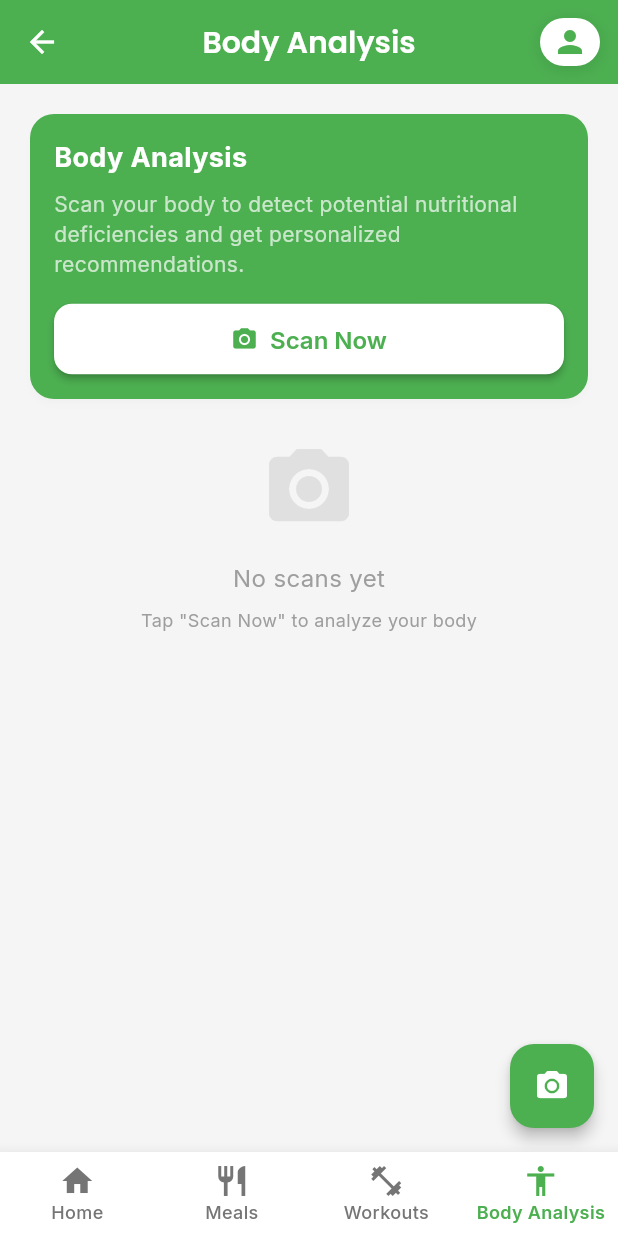
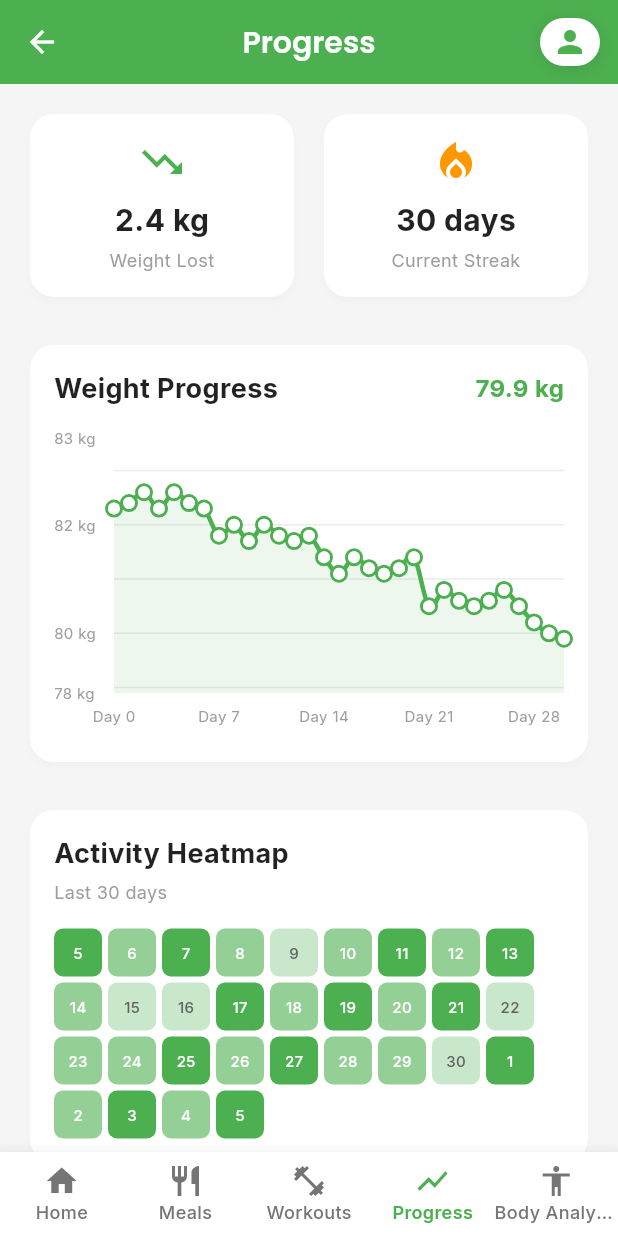
Before and after one commit to yousefwael0/nutrifit, a Flutter app: the HomeScreen screen opened by its route, item 4 of the bottom bar chosen, on a phone screen of 412 x 824 dp. Run offline on Flutter 3.47's test engine with Material 3 defaults, Android fonts, the phone set to English and light mode, and no system bars; drawn by our look-alikes of fl_chart; our stand-ins replace cached_network_image, flutter_animate, google_fonts, image_picker, shared_preferences; accounts and stored records are empty; network calls fail.

Commit message:
feat: Add Progress tracking feature with charts and demo data

```diff
--- a/lib/main.dart
+++ b/lib/main.dart
@@ -52,6 +52,7 @@ class NutriFitApp extends StatelessWidget {
       providers: [
         ChangeNotifierProvider(create: (_) => UserProvider()),
         ChangeNotifierProvider(create: (_) => FavoritesProvider()),
+        ChangeNotifierProvider(create: (_) => ProgressProvider()),
       ],
       child: MaterialApp(
         title: 'NutriFit',
--- a/lib/models/models.dart
+++ b/lib/models/models.dart
@@ -224,3 +224,92 @@ class MalnutritionResult {
         confidence: (json['confidence'] as num).toDouble(),
       );
 }
+
+/// Weight entry for tracking progress
+class WeightEntry {
+  final DateTime date;
+  final double weight; // kg
+  final String? note;
+
+  WeightEntry({
+    required this.date,
+    required this.weight,
+    this.note,
+  });
+
+  Map<String, dynamic> toJson() => {
+        'date': date.toIso8601String(),
+        'weight': weight,
+        'note': note,
+      };
+
+  factory WeightEntry.fromJson(Map<String, dynamic> json) => WeightEntry(
+        date: DateTime.parse(json['date'] as String),
+        weight: (json['weight'] as num).toDouble(),
+        note: json['note'] as String?,
+      );
+}
+
+/// Activity entry for calendar heatmap
+class ActivityEntry {
+  final DateTime date;
+  final int workoutsCompleted;
+  final int mealsLogged;
+  final double caloriesBurned;
+
+  ActivityEntry({
+    required this.date,
+    required this.workoutsCompleted,
+    required this.mealsLogged,
+    required this.caloriesBurned,
+  });
+
+  int get activityScore => workoutsCompleted + mealsLogged;
+
+  Map<String, dynamic> toJson() => {
+        'date': date.toIso8601String(),
+        'workoutsCompleted': workoutsCompleted,
+        'mealsLogged': mealsLogged,
+        'caloriesBurned': caloriesBurned,
+      };
+
+  factory ActivityEntry.fromJson(Map<String, dynamic> json) => ActivityEntry(
+        date: DateTime.parse(json['date'] as String),
+        workoutsCompleted: json['workoutsCompleted'] as int,
+        mealsLogged: json['mealsLogged'] as int,
+        caloriesBurned: (json['caloriesBurned'] as num).toDouble(),
+      );
+}
+
+/// Daily nutrition summary
+class DailyNutrition {
+  final DateTime date;
+  final double calories;
+  final double protein;
+  final double carbs;
+  final double fats;
+
+  DailyNutrition({
+    required this.date,
+    required this.calories,
+    required this.protein,
+    required this.carbs,
+    required this.fats,
+  });
+
+  Map<String, dynamic> toJson() => {
+        'date': date.toIso8601String(),
+        'calories': calories,
+        'protein': protein,
+        'carbs': carbs,
+        'fats': fats,
+      };
+
+  factory DailyNutrition.fromJson(Map<String, dynamic> json) => DailyNutrition(
+        date: DateTime.parse(json['date'] as String),
+        calories: (json['calories'] as num).toDouble(),
+        protein: (json['protein'] as num).toDouble(),
+        carbs: (json['carbs'] as num).toDouble(),
+        fats: (json['fats'] as num).toDouble(),
+      );
+}
--- a/lib/providers/providers.dart
+++ b/lib/providers/providers.dart
@@ -115,3 +115,159 @@ class RecentsProvider extends ChangeNotifier {
     notifyListeners();
   }
 }
+
+/// Provider for managing progress tracking with demo data
+class ProgressProvider extends ChangeNotifier {
+  final List<WeightEntry> _weightHistory = [];
+  final List<ActivityEntry> _activityHistory = [];
+  final List<DailyNutrition> _nutritionHistory = [];
+
+  List<WeightEntry> get weightHistory => _weightHistory;
+  List<ActivityEntry> get activityHistory => _activityHistory;
+  List<DailyNutrition> get nutritionHistory => _nutritionHistory;
+
+  /// Initialize with demo data for presentation
+  void initializeDemoData() {
+    _generateDemoWeightData();
+    _generateDemoActivityData();
+    _generateDemoNutritionData();
+    notifyListeners();
+  }
+
+  /// Generate 30 days of realistic weight tracking
+  void _generateDemoWeightData() {
+    _weightHistory.clear();
+    final startDate = DateTime.now().subtract(const Duration(days: 30));
+    double currentWeight = 82.5; // Starting weight
+
+    for (int i = 0; i <= 30; i++) {
+      final date = startDate.add(Duration(days: i));
+
+      // Realistic weight loss: -0.5 to -0.8 kg per week with fluctuations
+      if (i % 7 == 0 && i > 0) {
+        currentWeight -= 0.6; // Weekly average loss
+      }
+
+      // Daily fluctuations (-0.3 to +0.2 kg)
+      final dailyVariation = (i % 3 == 0) ? -0.2 : ((i % 2 == 0) ? 0.1 : -0.1);
+      final weight = currentWeight + dailyVariation;
+
+      _weightHistory.add(WeightEntry(
+        date: date,
+        weight: double.parse(weight.toStringAsFixed(1)),
+        note: i == 0
+            ? 'Starting weight'
+            : (i % 7 == 0 ? 'Weekly check-in' : null),
+      ));
+    }
+  }
+
+  /// Generate 30 days of activity data
+  void _generateDemoActivityData() {
+    _activityHistory.clear();
+    final startDate = DateTime.now().subtract(const Duration(days: 30));
+
+    for (int i = 0; i <= 30; i++) {
+      final date = startDate.add(Duration(days: i));
+
+      // Most active on weekdays, less on weekends
+      final isWeekend =
+          date.weekday == DateTime.saturday || date.weekday == DateTime.sunday;
+
+      final workouts = isWeekend ? (i % 3 == 0 ? 1 : 0) : (i % 2 == 0 ? 2 : 1);
+      final meals = isWeekend ? 2 : 3;
+      final calories = workouts * 250.0 + (i % 4 == 0 ? 100 : 0);
+
+      _activityHistory.add(ActivityEntry(
+        date: date,
+        workoutsCompleted: workouts,
+        mealsLogged: meals,
+        caloriesBurned: calories,
+      ));
+    }
+  }
+
+  /// Generate 7 days of nutrition data
+  void _generateDemoNutritionData() {
+    _nutritionHistory.clear();
+    final startDate = DateTime.now().subtract(const Duration(days: 7));
+
+    for (int i = 0; i <= 7; i++) {
+      final date = startDate.add(Duration(days: i));
+
+      // Realistic daily macros
+      final calories = 1800 + (i % 3) * 100 - (i % 2) * 50;
+      final protein = 120 + (i % 4) * 10;
+      final carbs = 180 + (i % 3) * 20;
+      final fats = 60 + (i % 2) * 5;
+
+      _nutritionHistory.add(DailyNutrition(
+        date: date,
+        calories: calories.toDouble(),
+        protein: protein.toDouble(),
+        carbs: carbs.toDouble(),
+        fats: fats.toDouble(),
+      ));
+    }
+  }
+
+  /// Get current weight
+  double? get currentWeight =>
+      _weightHistory.isNotEmpty ? _weightHistory.last.weight : null;
+
+  /// Get starting weight
+  double? get startingWeight =>
+      _weightHistory.isNotEmpty ? _weightHistory.first.weight : null;
+
+  /// Get total weight lost
+  double get weightLost {
+    if (_weightHistory.length < 2) return 0;
+    return startingWeight! - currentWeight!;
+  }
+
+  /// Get this week's activity count
+  int get thisWeekWorkouts {
+    final weekAgo = DateTime.now().subtract(const Duration(days: 7));
+    return _activityHistory
+        .where((entry) => entry.date.isAfter(weekAgo))
+        .fold(0, (sum, entry) => sum + entry.workoutsCompleted);
+  }
+
+  /// Get this week's calories burned
+  double get thisWeekCalories {
+    final weekAgo = DateTime.now().subtract(const Duration(days: 7));
+    return _activityHistory
+        .where((entry) => entry.date.isAfter(weekAgo))
+        .fold(0.0, (sum, entry) => sum + entry.caloriesBurned);
+  }
+
+  /// Get current streak (consecutive days with activity)
+  int get currentStreak {
+    if (_activityHistory.isEmpty) return 0;
+
+    int streak = 0;
+    final now = DateTime.now();
+
+    for (int i = 0; i < 30; i++) {
+      final checkDate = now.subtract(Duration(days: i));
+      final activity = _activityHistory.firstWhere(
+        (entry) =>
+            entry.date.day == checkDate.day &&
+            entry.date.month == checkDate.month,
+        orElse: () => ActivityEntry(
+            date: checkDate,
+            workoutsCompleted: 0,
+            mealsLogged: 0,
+            caloriesBurned: 0),
+      );
+
+      if (activity.activityScore > 0) {
+        streak++;
+      } else {
+        break;
+      }
+    }
+
+    return streak;
+  }
+}
--- a/lib/screens/home_screen.dart
+++ b/lib/screens/home_screen.dart
@@ -4,6 +4,7 @@ import 'package:nutrifit/providers/providers.dart';
 import 'package:nutrifit/screens/tabs/home_tab.dart';
 import 'package:nutrifit/screens/tabs/meals_tab.dart';
 import 'package:nutrifit/screens/tabs/workout_tab.dart';
+import 'package:nutrifit/screens/tabs/progress_tab.dart'; // ✅ New import
 import 'package:nutrifit/screens/tabs/malnutrition_tab.dart';
 import 'package:nutrifit/screens/settings_screen.dart';
 
@@ -21,24 +22,29 @@ class _HomeScreenState extends State<HomeScreen>
   late AnimationController _animationController;
   late Animation<double> _animation;
 
-  // Screens for each tab
+  // ✅ Updated screens - added ProgressTab
   late final List<Widget> _screens = const [
     HomeTab(),
     MealsTab(),
     WorkoutTab(),
+    ProgressTab(), // ✅ New tab
     MalnutritionTab(),
   ];
 
+  // ✅ Updated titles and icons
   final List<String> _tabTitles = [
     'Home',
     'Meals',
     'Workouts',
+    'Progress', // ✅ New
     'Body Analysis'
   ];
+
   final List<IconData> _tabIcons = [
     Icons.home,
     Icons.restaurant,
     Icons.fitness_center,
+    Icons.show_chart, // ✅ New icon
     Icons.accessibility,
   ];
 
@@ -60,6 +66,9 @@ class _HomeScreenState extends State<HomeScreen>
     WidgetsBinding.instance.addPostFrameCallback((_) {
       context.read<UserProvider>().loadUser();
       context.read<FavoritesProvider>().initialize();
+      context
+          .read<ProgressProvider>()
+          .initializeDemoData(); // ✅ Initialize progress data
     });
   }
 
@@ -91,7 +100,6 @@ class _HomeScreenState extends State<HomeScreen>
             padding: const EdgeInsets.all(12.0),
             child: GestureDetector(
               onTap: () {
-                // ✅ Custom slide transition
                 Navigator.of(context).push(
                   _createRoute(const SettingsScreen()),
                 );
@@ -141,7 +149,7 @@ class _HomeScreenState extends State<HomeScreen>
     );
   }
 
-  /// ✅ Custom slide-up route transition
+  /// Custom slide-up route transition
   Route _createRoute(Widget destination) {
     return PageRouteBuilder(
       pageBuilder: (context, animation, secondaryAnimation) => destination,
--- /dev/null
+++ b/lib/screens/tabs/progress_tab.dart
@@ -0,0 +1,406 @@
+import 'package:flutter/material.dart';
+import 'package:provider/provider.dart';
+import 'package:fl_chart/fl_chart.dart';
+import 'package:nutrifit/providers/providers.dart';
+
+/// Progress tracking tab with charts and statistics
+class ProgressTab extends StatefulWidget {
+  const ProgressTab({super.key});
+
+  @override
+  State<ProgressTab> createState() => _ProgressTabState();
+}
+
+class _ProgressTabState extends State<ProgressTab> {
+  @override
+  void initState() {
+    super.initState();
+    // Initialize demo data
+    WidgetsBinding.instance.addPostFrameCallback((_) {
+      context.read<ProgressProvider>().initializeDemoData();
+    });
+  }
+
+  @override
+  Widget build(BuildContext context) {
+    return ListView(
+      padding: const EdgeInsets.all(16),
+      children: [
+        // Stats cards row
+        _buildStatsCards(),
+        const SizedBox(height: 24),
+
+        // Weight progress chart
+        _buildWeightChart(),
+        const SizedBox(height: 24),
+
+        // Activity heatmap
+        _buildActivitySection(),
+        const SizedBox(height: 24),
+
+        // Weekly summary
+        _buildWeeklySummary(),
+      ],
+    );
+  }
+
+  /// Build quick stats cards
+  Widget _buildStatsCards() {
+    return Consumer<ProgressProvider>(
+      builder: (context, progress, _) {
+        return Row(
+          children: [
+            Expanded(
+              child: _buildStatCard(
+                'Weight Lost',
+                '${progress.weightLost.abs().toStringAsFixed(1)} kg',
+                Icons.trending_down,
+                Colors.green,
+              ),
+            ),
+            const SizedBox(width: 12),
+            Expanded(
+              child: _buildStatCard(
+                'Current Streak',
+                '${progress.currentStreak} days',
+                Icons.local_fire_department,
+                Colors.orange,
+              ),
+            ),
+          ],
+        );
+      },
+    );
+  }
+
+  Widget _buildStatCard(
+      String label, String value, IconData icon, Color color) {
+    return Card(
+      child: Padding(
+        padding: const EdgeInsets.all(16),
+        child: Column(
+          children: [
+            Icon(icon, color: color, size: 32),
+            const SizedBox(height: 8),
+            Text(
+              value,
+              style: const TextStyle(
+                fontSize: 20,
+                fontWeight: FontWeight.bold,
+              ),
+            ),
+            const SizedBox(height: 4),
+            Text(
+              label,
+              style: const TextStyle(
+                fontSize: 12,
+                color: Colors.grey,
+              ),
+              textAlign: TextAlign.center,
+            ),
+          ],
+        ),
+      ),
+    );
+  }
+
+  /// Build weight progress chart
+  Widget _buildWeightChart() {
+    return Consumer<ProgressProvider>(
+      builder: (context, progress, _) {
+        if (progress.weightHistory.isEmpty) {
+          return const SizedBox.shrink();
+        }
+
+        return Card(
+          child: Padding(
+            padding: const EdgeInsets.all(16),
+            child: Column(
+              crossAxisAlignment: CrossAxisAlignment.start,
+              children: [
+                Row(
+                  mainAxisAlignment: MainAxisAlignment.spaceBetween,
+                  children: [
+                    const Text(
+                      'Weight Progress',
+                      style: TextStyle(
+                        fontSize: 18,
+                        fontWeight: FontWeight.bold,
+                      ),
+                    ),
+                    Text(
+                      '${progress.currentWeight?.toStringAsFixed(1)} kg',
+                      style: const TextStyle(
+                        fontSize: 16,
+                        color: Color(0xFF4CAF50),
+                        fontWeight: FontWeight.bold,
+                      ),
+                    ),
+                  ],
+                ),
+                const SizedBox(height: 20),
+                SizedBox(
+                  height: 200,
+                  child: LineChart(
+                    LineChartData(
+                      gridData: FlGridData(
+                        show: true,
+                        drawVerticalLine: false,
+                        horizontalInterval: 1,
+                        getDrawingHorizontalLine: (value) {
+                          return FlLine(
+                            color: Colors.grey.withValues(alpha: 0.2),
+                            strokeWidth: 1,
+                          );
+                        },
+                      ),
+                      titlesData: FlTitlesData(
+                        show: true,
+                        rightTitles: const AxisTitles(
+                          sideTitles: SideTitles(showTitles: false),
+                        ),
+                        topTitles: const AxisTitles(
+                          sideTitles: SideTitles(showTitles: false),
+                        ),
+                        bottomTitles: AxisTitles(
+                          sideTitles: SideTitles(
+                            showTitles: true,
+                            reservedSize: 30,
+                            interval: 7,
+                            getTitlesWidget: (value, meta) {
+                              if (value.toInt() % 7 == 0) {
+                                return Padding(
+                                  padding: const EdgeInsets.only(top: 8),
+                                  child: Text(
+                                    'Day ${value.toInt()}',
+                                    style: const TextStyle(
+                                      fontSize: 10,
+                                      color: Colors.grey,
+                                    ),
+                                  ),
+                                );
+                              }
+                              return const SizedBox.shrink();
+                            },
+                          ),
+                        ),
+                        leftTitles: AxisTitles(
+                          sideTitles: SideTitles(
+                            showTitles: true,
+                            interval: 2,
+                            reservedSize: 40,
+                            getTitlesWidget: (value, meta) {
+                              return Text(
+                                '${value.toInt()} kg',
+                                style: const TextStyle(
+                                  fontSize: 10,
+                                  color: Colors.grey,
+                                ),
+                              );
+                            },
+                          ),
+                        ),
+                      ),
+                      borderData: FlBorderData(show: false),
+                      minX: 0,
+                      maxX: progress.weightHistory.length.toDouble() - 1,
+                      minY: progress.weightHistory
+                              .map((e) => e.weight)
+                              .reduce((a, b) => a < b ? a : b) -
+                          1,
+                      maxY: progress.weightHistory
+                              .map((e) => e.weight)
+                              .reduce((a, b) => a > b ? a : b) +
+                          1,
+                      lineBarsData: [
+                        LineChartBarData(
+                          spots: progress.weightHistory
+                              .asMap()
+                              .entries
+                              .map((entry) => FlSpot(
+                                    entry.key.toDouble(),
+                                    entry.value.weight,
+                                  ))
+                              .toList(),
+                          isCurved: true,
+                          color: const Color(0xFF4CAF50),
+                          barWidth: 3,
+                          isStrokeCapRound: true,
+                          dotData: FlDotData(
+                            show: true,
+                            getDotPainter: (spot, percent, barData, index) {
+                              return FlDotCirclePainter(
+                                radius: 4,
+                                color: Colors.white,
+                                strokeWidth: 2,
+                                strokeColor: const Color(0xFF4CAF50),
+                              );
+                            },
+                          ),
+                          belowBarData: BarAreaData(
+                            show: true,
+                            color:
+                                const Color(0xFF4CAF50).withValues(alpha: 0.1),
+                          ),
+                        ),
+                      ],
+                    ),
+                  ),
+                ),
+              ],
+            ),
+          ),
+        );
+      },
+    );
+  }
+
+  /// Build activity heatmap section
+  Widget _buildActivitySection() {
+    return Consumer<ProgressProvider>(
+      builder: (context, progress, _) {
+        return Card(
+          child: Padding(
+            padding: const EdgeInsets.all(16),
+            child: Column(
+              crossAxisAlignment: CrossAxisAlignment.start,
+              children: [
+                const Text(
+                  'Activity Heatmap',
+                  style: TextStyle(
+                    fontSize: 18,
+                    fontWeight: FontWeight.bold,
+                  ),
+                ),
+                const SizedBox(height: 4),
+                const Text(
+                  'Last 30 days',
+                  style: TextStyle(fontSize: 12, color: Colors.grey),
+                ),
+                const SizedBox(height: 16),
+                _buildActivityGrid(progress),
+              ],
+            ),
+          ),
+        );
+      },
+    );
+  }
+
+  /// Build activity grid (heatmap)
+  Widget _buildActivityGrid(ProgressProvider progress) {
+    final activities = progress.activityHistory;
+
+    return Wrap(
+      spacing: 4,
+      runSpacing: 4,
+      children: activities.map((activity) {
+        final intensity = activity.activityScore;
+        final color = _getHeatmapColor(intensity);
+
+        return Container(
+          width: 32,
+          height: 32,
+          decoration: BoxDecoration(
+            color: color,
+            borderRadius: BorderRadius.circular(6),
+          ),
+          child: Center(
+            child: Text(
+              '${activity.date.day}',
+              style: TextStyle(
+                fontSize: 10,
+                color: intensity > 2 ? Colors.white : Colors.grey[700],
+                fontWeight: FontWeight.w500,
+              ),
+            ),
+          ),
+        );
+      }).toList(),
+    );
+  }
+
+  Color _getHeatmapColor(int intensity) {
+    if (intensity == 0) return Colors.grey[200]!;
+    if (intensity <= 2) return const Color(0xFF4CAF50).withValues(alpha: 0.3);
+    if (intensity <= 4) return const Color(0xFF4CAF50).withValues(alpha: 0.6);
+    return const Color(0xFF4CAF50);
+  }
+
+  /// Build weekly summary
+  Widget _buildWeeklySummary() {
+    return Consumer<ProgressProvider>(
+      builder: (context, progress, _) {
+        return Card(
+          child: Padding(
+            padding: const EdgeInsets.all(16),
+            child: Column(
+              crossAxisAlignment: CrossAxisAlignment.start,
+              children: [
+                const Text(
+                  'This Week',
+                  style: TextStyle(
+                    fontSize: 18,
+                    fontWeight: FontWeight.bold,
+                  ),
+                ),
+                const SizedBox(height: 16),
+                _buildSummaryRow(
+                  Icons.fitness_center,
+                  'Workouts Completed',
+                  '${progress.thisWeekWorkouts}',
+                  Colors.blue,
+                ),
+                const SizedBox(height: 12),
+                _buildSummaryRow(
+                  Icons.local_fire_department,
+                  'Calories Burned',
+                  '${progress.thisWeekCalories.toStringAsFixed(0)} kcal',
+                  Colors.orange,
+                ),
+                const SizedBox(height: 12),
+                _buildSummaryRow(
+                  Icons.trending_down,
+                  'Weight Change',
+                  '${progress.weightLost.toStringAsFixed(1)} kg',
+                  Colors.green,
+                ),
+              ],
+            ),
+          ),
+        );
+      },
+    );
+  }
+
+  Widget _buildSummaryRow(
+      IconData icon, String label, String value, Color color) {
+    return Row(
+      children: [
+        Container(
+          padding: const EdgeInsets.all(8),
+          decoration: BoxDecoration(
+            color: color.withValues(alpha: 0.1),
+            borderRadius: BorderRadius.circular(8),
+          ),
+          child: Icon(icon, color: color, size: 24),
+        ),
+        const SizedBox(width: 12),
+        Expanded(
+          child: Text(
+            label,
+            style: const TextStyle(fontSize: 14),
+          ),
+        ),
+        Text(
+          value,
+          style: TextStyle(
+            fontSize: 16,
+            fontWeight: FontWeight.bold,
+            color: color,
+          ),
+        ),
+      ],
+    );
+  }
+}
--- a/pubspec.yaml
+++ b/pubspec.yaml
@@ -10,6 +10,8 @@ environment:
 dependencies:
   flutter:
     sdk: flutter
+
+  fl_chart: ^0.68.0
 
   flutter_cache_manager: ^3.3.1
 
```
Also changed, not shown: pubspec.lock.
